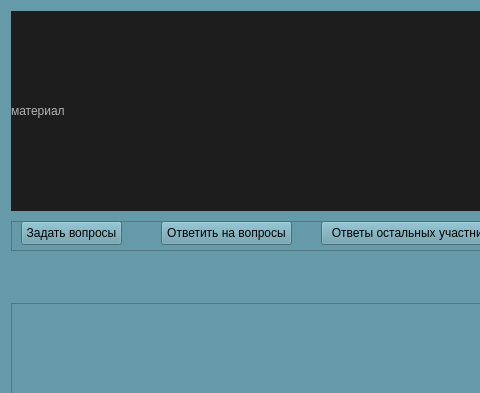
Avedik/Desktop-application-IEducation, file Client/jeducation-v0.1/learning.ui: the form before one commit; both pictures show x 0 to 480 and y 0 to 393 of the 1000 by 727 pixel window.
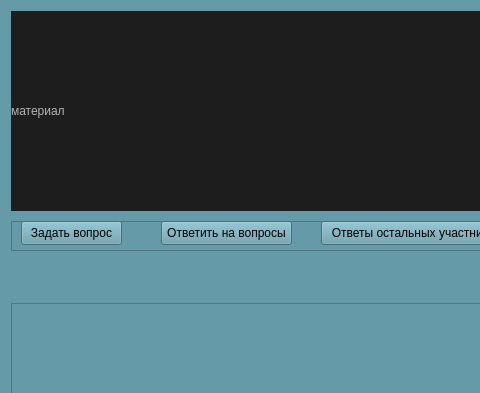
The form after the commit.

Commit message: Добавил возможность отвечать на вопросы

What changed in the file:
```diff
--- a/Client/jeducation-v0.1/learning.ui
+++ b/Client/jeducation-v0.1/learning.ui
@@ -365,7 +365,7 @@
        </rect>
       </property>
       <property name="text">
-       <string>Задать вопросы</string>
+       <string>Задать вопрос</string>
       </property>
      </widget>
      <widget class="QPushButton" name="answerButton">
```
The commit also changes 13 other files.
